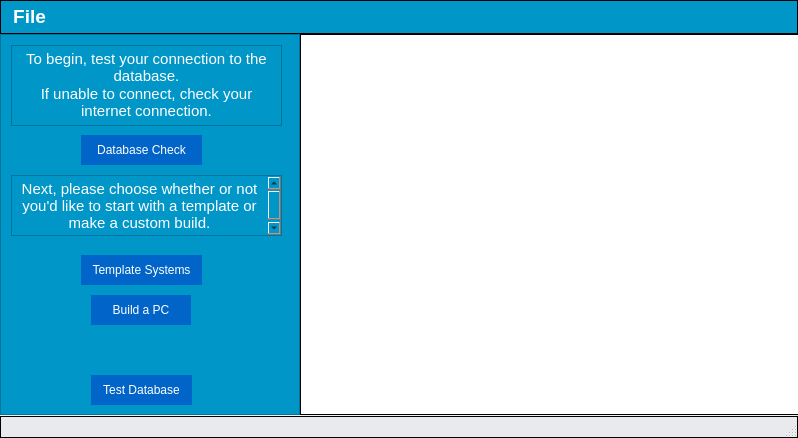
Above: mainwindow.ui from ameigen/cpr_proj before the change. Below: the same form after it.
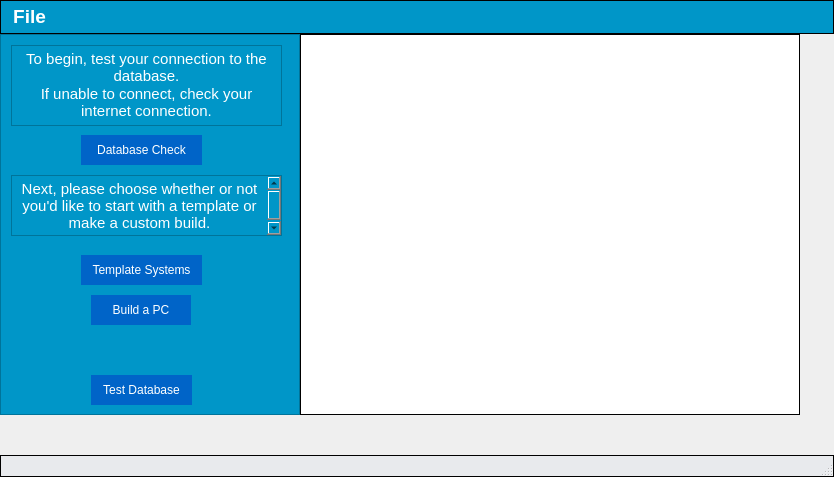
That is the form after the change. Icons and pictures are not drawn.

Commit message: adjusted window settings

```diff
--- a/mainwindow.ui
+++ b/mainwindow.ui
@@ -6,10 +6,16 @@
    <rect>
     <x>0</x>
     <y>0</y>
-    <width>798</width>
-    <height>438</height>
+    <width>834</width>
+    <height>477</height>
    </rect>
   </property>
+  <property name="sizePolicy">
+   <sizepolicy hsizetype="Expanding" vsizetype="Expanding">
+    <horstretch>0</horstretch>
+    <verstretch>0</verstretch>
+   </sizepolicy>
+  </property>
   <property name="windowTitle">
    <string>MainWindow</string>
   </property>
@@ -455,7 +461,7 @@
     <rect>
      <x>0</x>
      <y>0</y>
-     <width>798</width>
+     <width>834</width>
      <height>28</height>
     </rect>
    </property>
```
Left out of the diff: 24 changed lines with no effect on the pictures.
